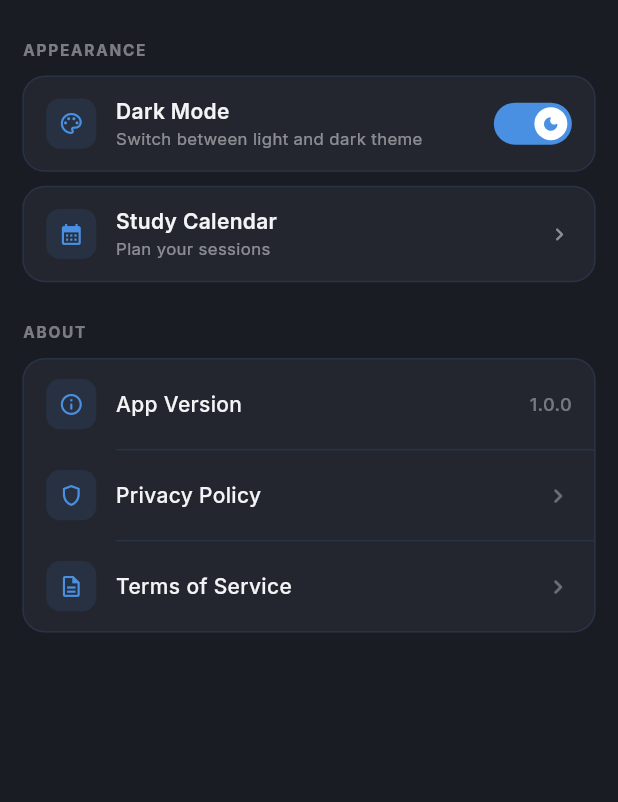
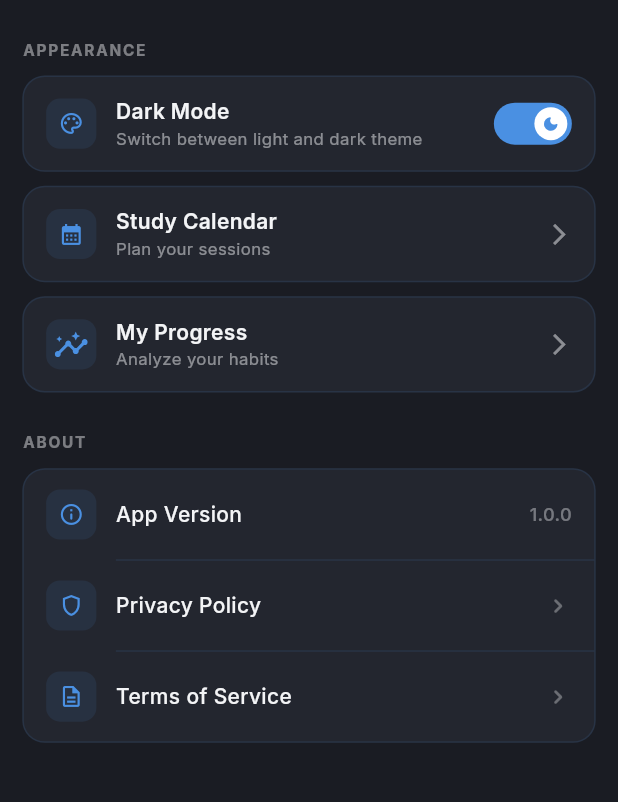
Before and after one commit to ahmedEhab10/study_flow, a Flutter app: the ProfileScreen screen opened directly, after a tap on the "light mode" icon, on a phone screen of 412 x 824 dp, the part 238-1040 px from its top. Run offline on Flutter 3.47's test engine with Material 3 defaults, Android fonts, the phone set to English and light mode, and no system bars; our stand-ins replace dots_indicator, dotted_border, file_picker, flutter_bloc, flutter_screenutil, flutter_svg and 7 more; accounts and stored records are empty; project files that could hold a hidden picture were left out.

Commit message:
add some logic to home screen and subject details

```diff
--- a/lib/Core/Routes_Manager/routes.dart
+++ b/lib/Core/Routes_Manager/routes.dart
@@ -9,4 +9,5 @@ abstract class Routes {
   static const String all_subjects = '/all_subjects';
   static const String study_session = '/study_session';
   static const String study_calendar = '/study_calendar';
+  static const String My_progress = '/My_progress';
 }
--- a/lib/Core/Routes_Manager/routes_manager.dart
+++ b/lib/Core/Routes_Manager/routes_manager.dart
@@ -1,6 +1,7 @@
 import 'package:flutter/material.dart';
 import 'package:study_flow/Core/Models/Subject_Model.dart';
 import 'package:study_flow/Core/Routes_Manager/routes.dart';
+import 'package:study_flow/features/My_Progress/Presentation/Progress_screen.dart';
 import 'package:study_flow/features/Onboarding/Presentation/onboarding_screen.dart';
 import 'package:study_flow/features/Splash/presentation/splash_screen.dart';
 import 'package:study_flow/features/Study_calendar/presentation/study_calendar_screen.dart';
@@ -32,6 +33,9 @@ abstract class RoutesManager {
           builder: (context) => const StudyCalendarScreen(),
         );
 
+      case Routes.My_progress:
+        return MaterialPageRoute(builder: (context) => const ProgressScreen());
+
       case Routes.main_layout:
         return MaterialPageRoute(builder: (context) => const MainLayout());
       case Routes.setup:
--- a/lib/Core/Services/hive_service.dart
+++ b/lib/Core/Services/hive_service.dart
@@ -3,17 +3,19 @@ import 'package:study_flow/Core/Models/Subject_Model.dart';
 
 class HiveService {
   static const String _boxName = 'subjects_box';
+  static const String _subjectsInitializedKey = '__subjects_initialized__';
 
   Box get _box => Hive.box(_boxName);
 
   List<SubjectModel> getSubjects() {
     final List<SubjectModel> subjects = [];
-    if (_box.isEmpty) {
-      return [];
-    }
     for (var key in _box.keys) {
-      final Map<dynamic, dynamic> map = _box.get(key) as Map<dynamic, dynamic>;
-      subjects.add(SubjectModel.fromJson(map));
+      if (key == _subjectsInitializedKey) continue;
+
+      final value = _box.get(key);
+      if (value is Map<dynamic, dynamic>) {
+        subjects.add(SubjectModel.fromJson(value));
+      }
     }
     return subjects;
   }
@@ -22,7 +24,15 @@ class HiveService {
     _box.put(subject.name, subject.toJson());
   }
 
-  bool isBoxEmpty() {
-    return _box.isEmpty;
+  Future<void> deleteSubject(String subjectName) async {
+    await _box.delete(subjectName);
+  }
+
+  bool get hasInitializedSubjects {
+    return _box.get(_subjectsInitializedKey, defaultValue: false) == true;
+  }
+
+  Future<void> markSubjectsInitialized() async {
+    await _box.put(_subjectsInitializedKey, true);
   }
 }
--- a/lib/features/main/Home/data/repositories/subject_repository_impl.dart
+++ b/lib/features/main/Home/data/repositories/subject_repository_impl.dart
@@ -12,19 +12,33 @@ class SubjectRepositoryImpl implements SubjectRepository {
 
   @override
   Future<List<SubjectModel>> getSubjects() async {
-    if (_hiveService.isBoxEmpty()) {
+    final subjects = _hiveService.getSubjects();
+
+    if (!_hiveService.hasInitializedSubjects) {
+      if (subjects.isNotEmpty) {
+        await _hiveService.markSubjectsInitialized();
+        return subjects;
+      }
+
       final initialSubjects = const_list.subjects;
       for (var subject in initialSubjects) {
         _hiveService.saveSubject(subject);
       }
+      await _hiveService.markSubjectsInitialized();
       return initialSubjects;
     }
-    return _hiveService.getSubjects();
+
+    return subjects;
   }
 
   @override
   Future<void> addSubject(SubjectModel subject) async {
     _hiveService.saveSubject(subject);
+  }
+
+  @override
+  Future<void> deleteSubject(String subjectName) async {
+    await _hiveService.deleteSubject(subjectName);
   }
 
   @override
@@ -54,7 +68,10 @@ class SubjectRepositoryImpl implements SubjectRepository {
   }
 
   @override
-  Future<void> updateSubjectProgress(String subjectName, double progress) async {
+  Future<void> updateSubjectProgress(
+    String subjectName,
+    double progress,
+  ) async {
     final subjects = _hiveService.getSubjects();
     for (var subject in subjects) {
       if (subject.name == subjectName) {
@@ -67,7 +84,10 @@ class SubjectRepositoryImpl implements SubjectRepository {
 
   @override
   Future<void> updatePdfCompletion(
-      String subjectName, String pdfId, bool isCompleted) async {
+    String subjectName,
+    String pdfId,
+    bool isCompleted,
+  ) async {
     final subjects = _hiveService.getSubjects();
     for (var subject in subjects) {
       if (subject.name == subjectName) {
@@ -85,7 +105,10 @@ class SubjectRepositoryImpl implements SubjectRepository {
 
   @override
   Future<void> updateNoteCompletion(
-      String subjectName, String noteId, bool isCompleted) async {
+    String subjectName,
+    String noteId,
+    bool isCompleted,
+  ) async {
     final subjects = _hiveService.getSubjects();
     for (var subject in subjects) {
       if (subject.name == subjectName) {
--- a/lib/features/main/Home/presentation/widgets/Home_Screen_body.dart
+++ b/lib/features/main/Home/presentation/widgets/Home_Screen_body.dart
@@ -199,7 +199,7 @@ class _HomeScreenBodyState extends State<HomeScreenBody> {
                     fontWeight: FontWeight.w800,
                   ),
                 ),
-                const SizedBox(height: 12),
+                const SizedBox(height: 8),
                 if (recentPdfs.isEmpty)
                   Container(
                     width: double.infinity,
--- a/lib/features/main/Profile/presentation/profile_screen.dart
+++ b/lib/features/main/Profile/presentation/profile_screen.dart
@@ -4,6 +4,7 @@ import 'package:google_fonts/google_fonts.dart';
 import 'package:provider/provider.dart';
 import 'package:study_flow/Core/Provider/Theme_provider.dart';
 import 'package:study_flow/Core/Routes_Manager/routes.dart';
+import 'package:study_flow/Core/Utils/app_assets.dart';
 import 'package:study_flow/Core/resources/Colors_Manager.dart';
 import 'package:study_flow/features/main/Profile/presentation/widgets/appearance_Card.dart';
 import 'package:study_flow/features/main/Profile/presentation/widgets/profile_head_card.dart';
@@ -54,6 +55,18 @@ class ProfileScreen extends StatelessWidget {
                     onTap: () {
                       Navigator.pushNamed(context, Routes.study_calendar);
                     },
+                    title: 'Study Calendar',
+                    label: 'Plan your sessions',
+                    icon: Icons.calendar_month,
+                  ),
+                  SizedBox(height: 10.h),
+                  profileItem(
+                    onTap: () {
+                      Navigator.pushNamed(context, Routes.My_progress);
+                    },
+                    title: 'My Progress',
+                    label: 'Analyze your habits',
+                    svgicon: 'assets/Svgs/analyze.svg',
                   ),
                   SizedBox(height: 28.h),
                   // ── Section: About ────────────────────────────────────────
--- a/lib/features/main/Profile/presentation/widgets/profile_item.dart
+++ b/lib/features/main/Profile/presentation/widgets/profile_item.dart
@@ -1,13 +1,25 @@
 // ─── Appearance Card (with ThemeToggle) ──────────────────────────────────────
 import 'package:flutter/material.dart';
 import 'package:flutter_screenutil/flutter_screenutil.dart';
+import 'package:flutter_svg/flutter_svg.dart';
 import 'package:google_fonts/google_fonts.dart';
+import 'package:study_flow/Core/Utils/app_assets.dart';
 import 'package:study_flow/Core/resources/Colors_Manager.dart';
 
 class profileItem extends StatelessWidget {
   final void Function()? onTap;
-
-  const profileItem({super.key, required this.onTap});
+  final String title;
+  final String label;
+  final IconData? icon;
+  final String? svgicon;
+  const profileItem({
+    super.key,
+    required this.onTap,
+    required this.title,
+    required this.label,
+    this.icon,
+    this.svgicon,
+  });
   @override
   Widget build(BuildContext context) {
     final theme = Theme.of(context);
@@ -38,11 +50,14 @@ class profileItem extends StatelessWidget {
                       color: ColorsManager.primary.withValues(alpha: 0.1),
                       borderRadius: BorderRadius.circular(10.r),
                     ),
-                    child: Icon(
-                      Icons.calendar_month,
-                      size: 18.r,
-                      color: ColorsManager.primary,
-                    ),
+                    child: svgicon != null
+                        ? Center(
+                            child: SvgPicture.asset(
+                              svgicon!,
+                              color: ColorsManager.primary,
+                            ),
+                          )
+                        : Icon(icon, size: 18.r, color: ColorsManager.primary),
                   ),
                   SizedBox(width: 14.w),
                   // Label
@@ -51,7 +66,7 @@ class profileItem extends StatelessWidget {
                       crossAxisAlignment: CrossAxisAlignment.start,
                       children: [
                         Text(
-                          'Study Calendar',
+                          title,
                           style: GoogleFonts.inter(
                             fontSize: 15.sp,
                             fontWeight: FontWeight.w600,
@@ -59,7 +74,7 @@ class profileItem extends StatelessWidget {
                           ),
                         ),
                         Text(
-                          'Plan your sessions',
+                          label,
                           style: GoogleFonts.inter(
                             fontSize: 12.sp,
                             fontWeight: FontWeight.w400,
@@ -73,7 +88,7 @@ class profileItem extends StatelessWidget {
                   ),
 
                   Icon(
-                    Icons.chevron_right_rounded,
+                    Icons.arrow_forward_ios,
                     size: 18.r,
                     color: theme.colorScheme.onSurface.withValues(alpha: 0.5),
                   ),
```
Also changed, not shown: lib/Core/Utils/app_assets.dart (+22 -6 lines), lib/Core/Widgets/pdf_item.dart (+9 -4 lines), lib/features/My_Progress/Presentation/Progress_screen.dart (added, +11 -0 lines), lib/features/My_Progress/Presentation/widgets/progress_body.dart (added, +10 -0 lines), lib/features/main/Home/domain/repositories/subject_repository.dart (+9 -2 lines), lib/features/main/Home/presentation/cubit/subjects_cubit.dart (+27 -6 lines), lib/features/subject_details/presentation/widgets/subject_screen_body.dart (+12 -0 lines), lib/main.dart (+1 -8 lines), assets/Svgs/analyze.svg (added).
